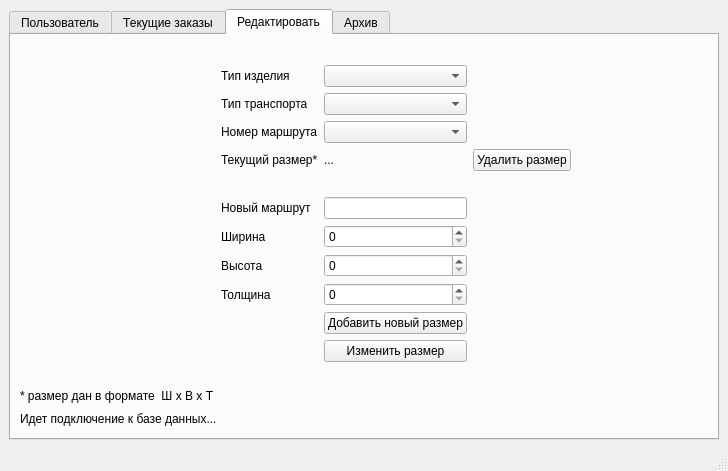
This is final_version/transport_services/admin.ui in nexza78/course_work as Qt 5 draws it before an edit. The edited form follows.
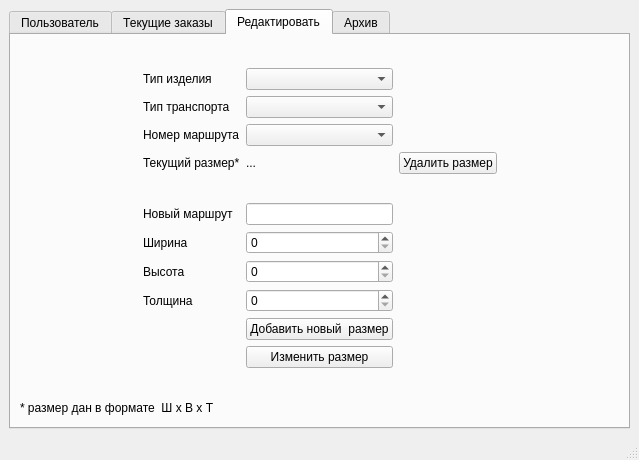
This is the edited form. The open tabs and pages were chosen to show the change. Icons and pictures are not drawn.

The edit to the form file:
```diff
--- a/final_version/transport_services/admin.ui
+++ b/final_version/transport_services/admin.ui
@@ -6,8 +6,8 @@
    <rect>
     <x>0</x>
     <y>0</y>
-    <width>728</width>
-    <height>471</height>
+    <width>639</width>
+    <height>460</height>
    </rect>
   </property>
   <property name="windowTitle">
@@ -480,12 +480,9 @@
            </spacer>
           </item>
           <item row="0" column="0">
-           <widget class="QLabel" name="label_14">
+           <widget class="QLabel" name="label_21">
             <property name="text">
-             <string>Идет подключение к базе данных...</string>
-            </property>
-            <property name="alignment">
-             <set>Qt::AlignLeading|Qt::AlignLeft|Qt::AlignVCenter</set>
+             <string>* размер дан в формате  Ш х В х Т</string>
             </property>
            </widget>
           </item>
@@ -519,75 +516,6 @@
         </item>
         <item row="1" column="1">
          <layout class="QGridLayout" name="gridLayout_6">
-          <item row="5" column="0">
-           <widget class="QLabel" name="label_19">
-            <property name="text">
-             <string>Новый маршрут</string>
-            </property>
-           </widget>
-          </item>
-          <item row="8" column="1">
-           <widget class="QSpinBox" name="spinBox_thickness">
-            <property name="maximum">
-             <number>500</number>
-            </property>
-           </widget>
-          </item>
-          <item row="0" column="1">
-           <widget class="QComboBox" name="comboBox_product_type">
-            <property name="sizePolicy">
-             <sizepolicy hsizetype="Preferred" vsizetype="Preferred">
-              <horstretch>0</horstretch>
-              <verstretch>0</verstretch>
-             </sizepolicy>
-            </property>
-           </widget>
-          </item>
-          <item row="6" column="1">
-           <widget class="QSpinBox" name="spinBox_width">
-            <property name="maximum">
-             <number>3000</number>
-            </property>
-           </widget>
-          </item>
-          <item row="2" column="0">
-           <widget class="QLabel" name="label_13">
-            <property name="text">
-             <string>Номер маршрута</string>
-            </property>
-           </widget>
-          </item>
-          <item row="2" column="1">
-           <widget class="QComboBox" name="comboBox_route_number">
-            <property name="sizePolicy">
-             <sizepolicy hsizetype="Preferred" vsizetype="Preferred">
-              <horstretch>0</horstretch>
-              <verstretch>0</verstretch>
-             </sizepolicy>
-            </property>
-           </widget>
-          </item>
-          <item row="1" column="0">
-           <widget class="QLabel" name="label_12">
-            <property name="text">
-             <string>Тип транспорта</string>
-            </property>
-           </widget>
-          </item>
-          <item row="3" column="2">
-           <widget class="QPushButton" name="pushButton_del_size">
-            <property name="text">
-             <string>Удалить размер</string>
-            </property>
-           </widget>
-          </item>
-          <item row="9" column="1">
-           <widget class="QPushButton" name="pushButton_add_size">
-            <property name="text">
-             <string>Добавить новый размер</string>
-            </property>
-           </widget>
-          </item>
           <item row="1" column="1">
            <widget class="QComboBox" name="comboBox_transport_type">
             <property name="sizePolicy">
@@ -598,28 +526,49 @@
             </property>
            </widget>
           </item>
-          <item row="8" column="0">
+          <item row="9" column="0">
            <widget class="QLabel" name="label_10">
             <property name="text">
              <string>Толщина</string>
             </property>
            </widget>
           </item>
-          <item row="3" column="0">
-           <widget class="QLabel" name="label_18">
+          <item row="8" column="1">
+           <widget class="QSpinBox" name="spinBox_height">
+            <property name="maximum">
+             <number>3000</number>
+            </property>
+           </widget>
+          </item>
+          <item row="10" column="1">
+           <widget class="QPushButton" name="pushButton_add_size">
             <property name="text">
-             <string>Текущий размер*</string>
+             <string>Добавить новый  размер</string>
+            </property>
+           </widget>
+          </item>
+          <item row="2" column="0">
+           <widget class="QLabel" name="label_13">
+            <property name="text">
+             <string>Номер маршрута</string>
+            </property>
+           </widget>
+          </item>
+          <item row="4" column="1">
+           <widget class="QLabel" name="label_cur_size">
+            <property name="text">
+             <string>...</string>
             </property>
            </widget>
           </item>
           <item row="7" column="0">
-           <widget class="QLabel" name="label_9">
+           <widget class="QLabel" name="label_17">
             <property name="text">
-             <string>Высота</string>
+             <string>Ширина</string>
             </property>
            </widget>
           </item>
-          <item row="4" column="1">
+          <item row="5" column="1">
            <spacer name="verticalSpacer_5">
             <property name="orientation">
              <enum>Qt::Vertical</enum>
@@ -632,32 +581,32 @@
             </property>
            </spacer>
           </item>
-          <item row="6" column="0">
-           <widget class="QLabel" name="label_17">
+          <item row="4" column="0">
+           <widget class="QLabel" name="label_18">
             <property name="text">
-             <string>Ширина</string>
+             <string>Текущий размер*</string>
             </property>
            </widget>
           </item>
-          <item row="5" column="1">
-           <widget class="QLineEdit" name="lineEdit_new_route">
+          <item row="9" column="1">
+           <widget class="QSpinBox" name="spinBox_thickness">
+            <property name="maximum">
+             <number>500</number>
+            </property>
+           </widget>
+          </item>
+          <item row="0" column="1">
+           <widget class="QComboBox" name="comboBox_product_type">
             <property name="sizePolicy">
-             <sizepolicy hsizetype="Preferred" vsizetype="Fixed">
+             <sizepolicy hsizetype="Preferred" vsizetype="Preferred">
               <horstretch>0</horstretch>
               <verstretch>0</verstretch>
              </sizepolicy>
             </property>
            </widget>
           </item>
-          <item row="3" column="1">
-           <widget class="QLabel" name="label_cur_size">
-            <property name="text">
-             <string>...</string>
-            </property>
-           </widget>
-          </item>
           <item row="7" column="1">
-           <widget class="QSpinBox" name="spinBox_height">
+           <widget class="QSpinBox" name="spinBox_width">
             <property name="maximum">
              <number>3000</number>
             </property>
@@ -670,13 +619,61 @@
             </property>
            </widget>
           </item>
-          <item row="10" column="1">
+          <item row="4" column="2">
+           <widget class="QPushButton" name="pushButton_del_size">
+            <property name="text">
+             <string>Удалить размер</string>
+            </property>
+           </widget>
+          </item>
+          <item row="2" column="1">
+           <widget class="QComboBox" name="comboBox_route_number">
+            <property name="sizePolicy">
+             <sizepolicy hsizetype="Preferred" vsizetype="Preferred">
+              <horstretch>0</horstretch>
+              <verstretch>0</verstretch>
+             </sizepolicy>
+            </property>
+           </widget>
+          </item>
+          <item row="1" column="0">
+           <widget class="QLabel" name="label_12">
+            <property name="text">
+             <string>Тип транспорта</string>
+            </property>
+           </widget>
+          </item>
+          <item row="8" column="0">
+           <widget class="QLabel" name="label_9">
+            <property name="text">
+             <string>Высота</string>
+            </property>
+           </widget>
+          </item>
+          <item row="11" column="1">
            <widget class="QPushButton" name="pushButton_change_size">
             <property name="text">
              <string>Изменить размер</string>
             </property>
            </widget>
           </item>
+          <item row="6" column="0">
+           <widget class="QLabel" name="label_19">
+            <property name="text">
+             <string>Новый маршрут</string>
+            </property>
+           </widget>
+          </item>
+          <item row="6" column="1">
+           <widget class="QLineEdit" name="lineEdit_new_route">
+            <property name="sizePolicy">
+             <sizepolicy hsizetype="Preferred" vsizetype="Fixed">
+              <horstretch>0</horstretch>
+              <verstretch>0</verstretch>
+             </sizepolicy>
+            </property>
+           </widget>
+          </item>
          </layout>
         </item>
         <item row="1" column="0">
@@ -705,13 +702,6 @@
           </property>
          </spacer>
         </item>
-        <item row="3" column="0">
-         <widget class="QLabel" name="label_21">
-          <property name="text">
-           <string>* размер дан в формате  Ш х В х Т</string>
-          </property>
-         </widget>
-        </item>
        </layout>
       </widget>
       <widget class="QWidget" name="tab_3">
```
Left out of the diff: 173 changed lines with no effect on the pictures.
